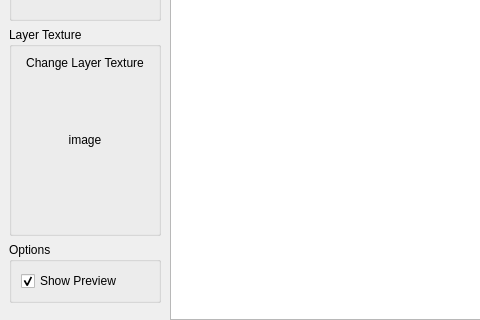
First picture: the form in dev/Code/Sandbox/Editor/TerrainTexture.ui, repository aws/lumberyard, before the edit; both pictures show x 0 to 480 and y 243 to 563 of the 756 by 563 pixel window.
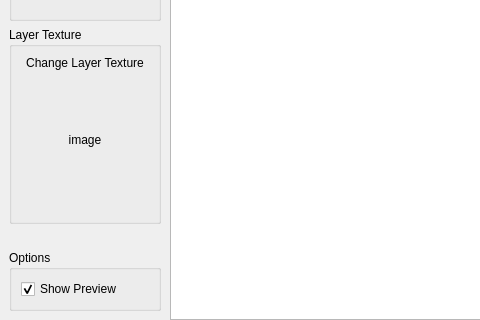
Second picture: the form after the edit. Custom widgets are drawn as their Qt base class.

Patch:
```diff
--- a/dev/Code/Sandbox/Editor/TerrainTexture.ui
+++ b/dev/Code/Sandbox/Editor/TerrainTexture.ui
@@ -199,7 +199,12 @@
          </widget>
         </item>
         <item>
-         <layout class="QVBoxLayout" name="materialSelection"/>
+         <layout class="QVBoxLayout" name="materialSelection">
+           <item>
+             <widget class="QLabel" name="terrainNotFoundMessage">
+             </widget>
+           </item>
+         </layout>
         </item>
         <item>
          <widget class="QCollapsibleGroupBox" name="optionsGroupBox">
```
